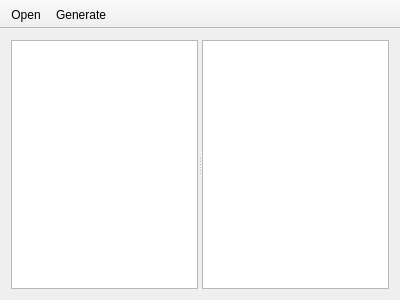
Before: the Qt Designer form MainWindow.ui in Denterosent/qtroad, drawn with Qt 5.
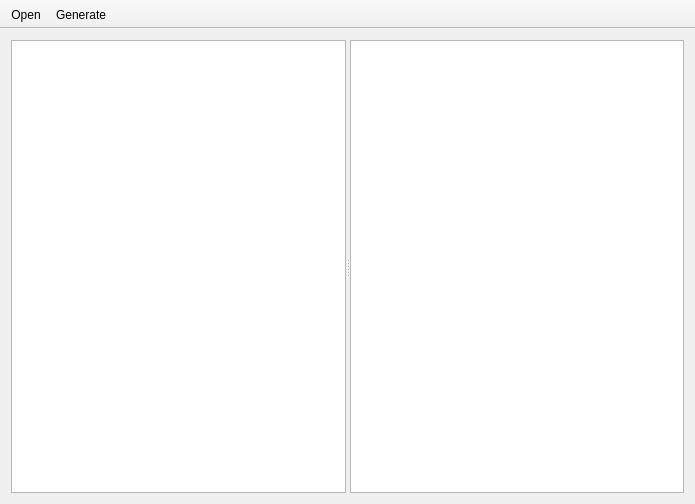
After: the same form once the commit is applied.

Commit message: drew a simple rect around loopBlocks instead of various lines, increased size of GUI

Diff of the .ui file:
```diff
--- a/MainWindow.ui
+++ b/MainWindow.ui
@@ -6,8 +6,8 @@
    <rect>
     <x>0</x>
     <y>0</y>
-    <width>400</width>
-    <height>300</height>
+    <width>695</width>
+    <height>504</height>
    </rect>
   </property>
   <property name="windowTitle">
```
The commit also changes 2 other files.
